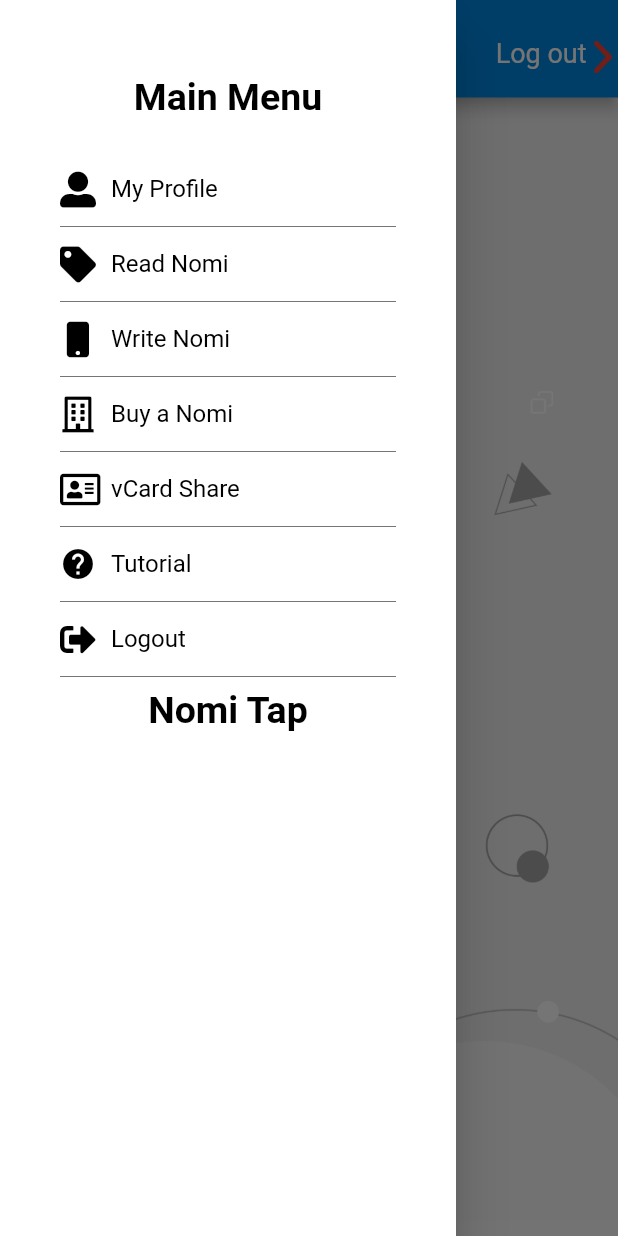
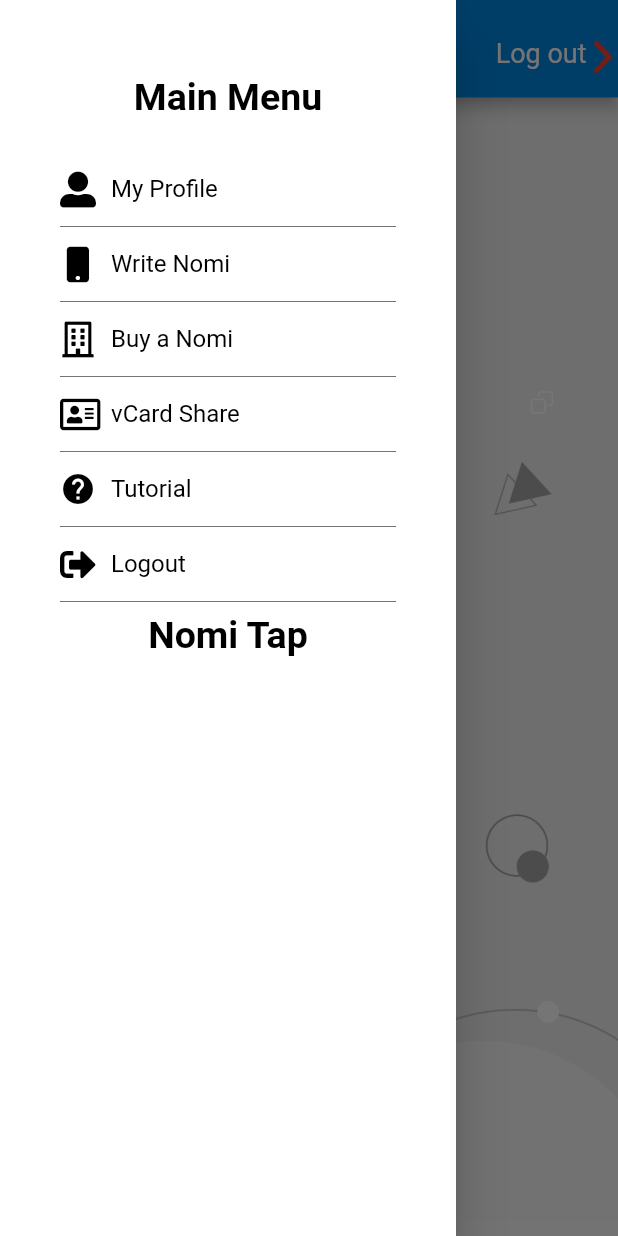
Before and after one commit to moinkhan603/Nomi-NFC, a Flutter app: the Write screen opened by its route, with the side drawer open, on a phone screen of 412 x 824 dp. Run offline on Flutter 3.47's test engine with Material 2 defaults, Android fonts, the phone set to English and light mode, and no system bars; drawn by our look-alikes of reorderables; our stand-ins replace firebase_auth, firebase_database, firebase_storage, floating_bottom_navigation_bar, fluttertoast, font_awesome_flutter and 6 more; missing offline and left inert: downloads_path_provider, launch_review, nfc_in_flutter, share_extend, vcard; accounts and stored records are empty; network calls fail.

Commit message:
final - code updated - for moin

```diff
--- a/i18n/en.json
+++ b/i18n/en.json
@@ -25,7 +25,7 @@
   "specilize": "Specialize",
   "specilizet": "With Nomi Direct you can tap people direct to any app you choose",
   "unlimitedtaps": "Unlimited Taps",
-  "unlimitedtapst": "Your Nomi is water proof and will work indefinitely with an unlimited number of taos.",
+  "unlimitedtapst": "Your Nomi is water proof and will work indefinitely with an unlimited number of taps.",
   "privacy": "Privacy",
   "privacyt": "No Personal passwords are ever needed to link social accounts with Nomi!",
   "savevtn": "Save",
--- a/i18n/es.json
+++ b/i18n/es.json
@@ -26,7 +26,7 @@
   "specilize": "Especializarse",
   "specilizet": "'Con Nomi Direct puedes tocar a las personas directamente a cualquier aplicación que elijas",
   "unlimitedtaps": "Grifos ilimitados'",
-  "unlimitedtapst": "Su Nomi es resistente al agua y funcionará indefinidamente con un número ilimitado de taos.",
+  "unlimitedtapst": "Su Nomi es resistente al agua y funcionará indefinidamente con un número ilimitado de taps.",
   "privacy": "Intimidad",
   "privacyt": "'¡Nunca se necesitan contraseñas personales para vincular cuentas sociales con Nomi!'",
   "savevtn": "Salvar",
--- a/lib/customDrawer.dart
+++ b/lib/customDrawer.dart
@@ -55,12 +55,12 @@
                     },
                     child: _buildRow(FontAwesomeIcons.userAlt, "My Profile")),
                 _buildDivider(),
-                InkWell(
-                    onTap: () {
-                      Navigator.popAndPushNamed(context, '/read');
-                    },
-                    child: _buildRow(FontAwesomeIcons.tag, "Read Nomi")),
-                _buildDivider(),
+//                InkWell(
+//                    onTap: () {
+//                      Navigator.popAndPushNamed(context, '/read');
+//                    },
+//                    child: _buildRow(FontAwesomeIcons.tag, "Read Nomi")),
+//                _buildDivider(),
                 InkWell(
                     onTap: () {
                       Navigator.popAndPushNamed(context, '/write');
--- a/lib/editProfile.dart
+++ b/lib/editProfile.dart
@@ -38,7 +38,7 @@
           leading: Padding(
             padding: const EdgeInsets.only(top: 18.0),
             child: IconButton(
-              onPressed: (){
+              onPressed: () {
                 _key.currentState.openDrawer();
               },
               icon: ImageIcon(
@@ -206,7 +206,7 @@
                           _info(AppLocalizations.of(context).translate('name'),
                               1, CRUD.name, true),
                           _info(AppLocalizations.of(context).translate('email'),
-                              2, CRUD.email, false),
+                              2, CRUD.email, true),
                           _info('Number', 3, CRUD.Number, true),
                           _info('Occupation', 4, CRUD.Occupation, true),
                           _info(AppLocalizations.of(context).translate('bio'),
@@ -430,6 +430,7 @@
               style: TextStyle(color: Colors.blue, fontWeight: FontWeight.bold),
               onChanged: (String value) {
                 //email=value.trim();
+
                 if (id == 1) {
                   CRUD.name = value;
                 } else if (id == 2) {
--- a/lib/read.dart
+++ b/lib/read.dart
@@ -1,4 +1,5 @@
 import 'dart:async';
+import 'dart:io';
 
 import 'package:flutter/cupertino.dart';
 import 'package:flutter/material.dart';
@@ -123,6 +124,11 @@
         _stopScanning();
       }
       print('read pressed');
+      Fluttertoast.showToast(
+          msg: "Reading started...",
+          backgroundColor: Colors.blueAccent,
+          textColor: Colors.white,
+          gravity: ToastGravity.CENTER);
     } else {
       Navigator.push(
         context,
--- a/lib/write.dart
+++ b/lib/write.dart
@@ -13,7 +13,7 @@
 class _WriteState extends State<Write> {
   // List<Widget> _tiles;
   GlobalKey<ScaffoldState> key2 = GlobalKey<ScaffoldState>();
-  static double height = 120;
+  static double height = 85;
   bool showSpinner = false;
 
   @override
@@ -28,30 +28,30 @@
   }
 
   List<Widget> _tiles = <Widget>[
-    _socialIcons("assets/images/whatsapp.png", "whatsapp", CRUD.whatsapp,
-        height, "www.whatsapp.com"),
-    _socialIcons("assets/images/snapchat.png", "snapchat", CRUD.snapchat,
-        height, "www.snapchat.com"),
-    _socialIcons("assets/images/soundcloud.png", "soundcloud", CRUD.soundcloud,
-        height, "www.soundcloud.com"),
-    _socialIcons("assets/images/linkedin.png", "linkedin", CRUD.linkendin,
-        height, "www.linkedin.com"),
-    _socialIcons("assets/images/youtube.png", "youtube", CRUD.youtube, height,
-        "www.youtube.com"),
-    _socialIcons("assets/images/facebook.png", "facebook", CRUD.facebook,
-        height, "www.facebook.com"),
-    _socialIcons("assets/images/instagram.png", "instagram", CRUD.instagram,
-        height, "www.instagram.com"),
-    _socialIcons("assets/images/cashapp.png", "Cashapp", CRUD.cashapp, height,
-        "www.cashapp.com"),
-    _socialIcons("assets/images/paypal.png", "paypal", CRUD.paypal, height,
-        "www.paypal.com"),
-    _socialIcons("assets/images/music.png", "music", CRUD.music, height,
-        "www.music.com"),
-    _socialIcons("assets/images/tiktok.png", "tiktok", CRUD.tiktok, height,
-        "www.tiktok.com"),
-    _socialIcons("assets/images/twitter.png", "twitter", CRUD.twitter, height,
-        "www.twitter.com"),
+    _socialIcons("assets/images/whatsapp.png", "WhatsApp", CRUD.whatsapp,
+        height, "www.whatsapp.com/"),
+    _socialIcons("assets/images/snapchat.png", "SnapChat", CRUD.snapchat,
+        height, "www.snapchat.com/"),
+    _socialIcons("assets/images/soundcloud.png", "SoundCloud", CRUD.soundcloud,
+        height, "www.soundcloud.com/"),
+    _socialIcons("assets/images/linkedin.png", "LinkedIn", CRUD.linkendin,
+        height, "www.linkedin.com/"),
+    _socialIcons("assets/images/youtube.png", "YouTube", CRUD.youtube, height,
+        "www.youtube.com/"),
+    _socialIcons("assets/images/facebook.png", "Facebook", CRUD.facebook,
+        height, "www.facebook.com/"),
+    _socialIcons("assets/images/instagram.png", "Instagram", CRUD.instagram,
+        height, "www.instagram.com/"),
+    _socialIcons("assets/images/cashapp.png", "CashApp", CRUD.cashapp, height,
+        "www.cashapp.com/"),
+    _socialIcons("assets/images/paypal.png", "PayPal", CRUD.paypal, height,
+        "www.paypal.com/"),
+    _socialIcons("assets/images/music.png", "Music", CRUD.music, height,
+        "www.music.com/"),
+    _socialIcons("assets/images/tiktok.png", "TikTok", CRUD.tiktok, height,
+        "www.tiktok.com/"),
+    _socialIcons("assets/images/twitter.png", "Twitter", CRUD.twitter, height,
+        "www.twitter.com/"),
   ];
 
   @override
@@ -70,7 +70,7 @@
         future: CRUD.getData(),
         builder: (BuildContext context, AsyncSnapshot<bool> snapshot) {
           if (snapshot.connectionState == ConnectionState.done) {
-            print("xxx");
+            print("checked");
 
             return Scaffold(
               key: key2,
```
Also changed, not shown: lib/readx.dart (+26 -26 lines), 2 other files.
